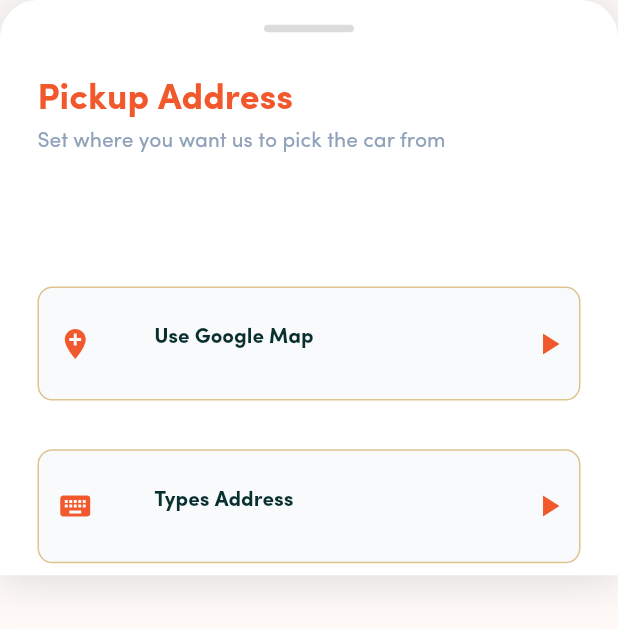
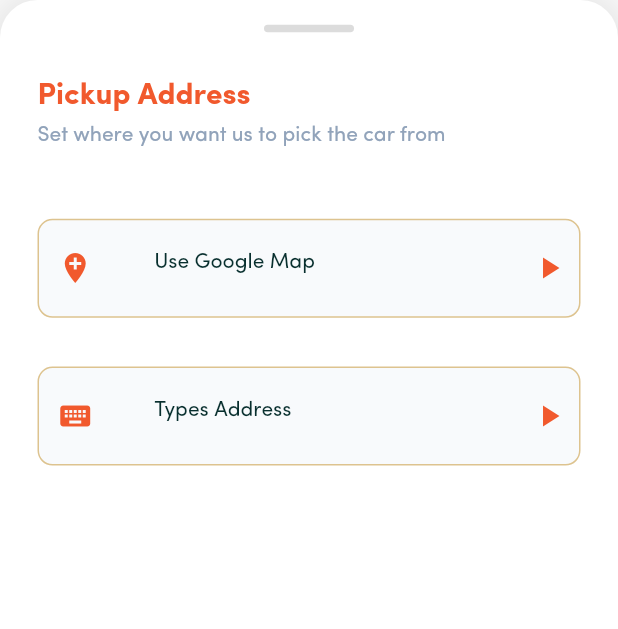
Before and after one commit to Eze4Manuel/frythub, a Flutter app: the PickUpAddress widget shown alone on an empty page, opened directly, on a phone screen of 412 x 824 dp. Shown: the top 629 px of the screen. Run offline on Flutter 3.47's test engine with Material 2 defaults, Android fonts, the phone set to English and light mode, and no system bars; our stand-ins replace font_awesome_flutter, get, timeline_tile; missing offline and left inert: flutter_number_picker.

Commit message:
Pickup address implementation

```diff
--- a/lib/app/ui/pages/dashboard/home/car_information.dart
+++ b/lib/app/ui/pages/dashboard/home/car_information.dart
@@ -78,7 +78,7 @@ class _CarInformationState extends State<CarInformation> {
                   style: TextStyle(
                       color: AppColors.appPrimaryColor,
                       fontWeight: FontWeight.bold,
-                      fontSize: 24.0,
+                      fontSize: 20.0,
                       fontFamily: FontFamily.sofiaBold),
                 ),
                 SizedBox(
--- a/lib/app/ui/pages/dashboard/home/pick_up_address.dart
+++ b/lib/app/ui/pages/dashboard/home/pick_up_address.dart
@@ -19,12 +19,9 @@ class _PickUpAddressState extends State<PickUpAddress> {
 
   @override
   Widget build(BuildContext context) {
-    return Scaffold(
-      backgroundColor: AppColors.appColor4,
-      body: ResponsiveSafeArea(
-        builder: (context, size) {
     return Container(
       padding: EdgeInsets.symmetric(horizontal: 25),
+      height: DeviceUtils.getScaledHeight(context, scale: 1),
       decoration: BoxDecoration(
         color: AppColors.whiteColor,
         borderRadius: BorderRadius.only(
@@ -75,7 +72,7 @@ class _PickUpAddressState extends State<PickUpAddress> {
                   style: TextStyle(
                       color: AppColors.appPrimaryColor,
                       fontWeight: FontWeight.bold,
-                            fontSize: 24.0,
+                      fontSize: 20.0,
                       fontFamily: FontFamily.sofiaBold),
                 ),
                 SizedBox(
@@ -93,18 +90,17 @@ class _PickUpAddressState extends State<PickUpAddress> {
               ],
             ),
           ),
-                // About Manufacturer
+
+          // Google Address
           SizedBox(
             height:
-                  DeviceUtils.getScaledHeight(context, scale: 0.1),
+            DeviceUtils.getScaledHeight(context, scale: 0.05),
           ),
-
-                // Pickup Address
           Container(
             margin:
             EdgeInsets.symmetric(vertical: 8, horizontal: 0),
             padding:
-                  EdgeInsets.symmetric(vertical: 25, horizontal: 8),
+            EdgeInsets.symmetric(vertical: 20, horizontal: 8),
             decoration: BoxDecoration(
                 color: AppColors.color2,
                 border: Border.all(
@@ -141,9 +137,9 @@ class _PickUpAddressState extends State<PickUpAddress> {
                         Strings.useGoogle,
                         style: TextStyle(
                             color: AppColors.appColor1,
-                                  fontWeight: FontWeight.bold,
+                            fontWeight: FontWeight.normal,
                             fontSize: 14.0,
-                                  fontFamily: FontFamily.sofiaBold),
+                            fontFamily: FontFamily.sofiaRegular),
                       ),
                       SizedBox(
                         height: DeviceUtils.getScaledHeight(context,
@@ -168,6 +164,8 @@ class _PickUpAddressState extends State<PickUpAddress> {
               ],
             ),
           ),
+
+          // Keyboard Address
           SizedBox(
             height:
             DeviceUtils.getScaledHeight(context, scale: 0.02),
@@ -176,7 +174,7 @@ class _PickUpAddressState extends State<PickUpAddress> {
             margin:
             EdgeInsets.symmetric(vertical: 8, horizontal: 0),
             padding:
-                  EdgeInsets.symmetric(vertical: 25, horizontal: 8),
+            EdgeInsets.symmetric(vertical: 20, horizontal: 8),
             decoration: BoxDecoration(
                 color: AppColors.color2,
                 border: Border.all(
@@ -213,9 +211,9 @@ class _PickUpAddressState extends State<PickUpAddress> {
                         Strings.typesAddress,
                         style: TextStyle(
                             color: AppColors.appColor1,
-                                  fontWeight: FontWeight.bold,
+                            fontWeight: FontWeight.normal,
                             fontSize: 14.0,
-                                  fontFamily: FontFamily.sofiaBold),
+                            fontFamily: FontFamily.sofiaRegular),
                       ),
                       SizedBox(
                         height: DeviceUtils.getScaledHeight(context,
@@ -243,11 +241,10 @@ class _PickUpAddressState extends State<PickUpAddress> {
         ],
       ),
     );
-        },
-      ),
-    );
   }
 }
+
+
 
 _pickUpAddress(context) {
   showModalBottomSheet(
--- a/lib/app/ui/pages/dashboard/home/ship_a_car.dart
+++ b/lib/app/ui/pages/dashboard/home/ship_a_car.dart
@@ -134,8 +134,8 @@ class _ShipACarState extends State<ShipACar> {
                 SizedBox(
                   height: DeviceUtils.getScaledHeight(context, scale: 0.065),
                 ),
-                CarInformation(),
-                // PickUpAddress(),
+                // CarInformation(),
+                PickUpAddress(),
               ],
             ),
           );
```
Lines whose indentation alone changed are shown as unchanged.
